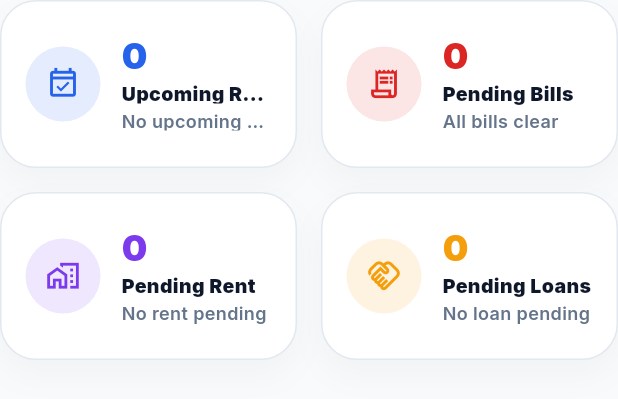
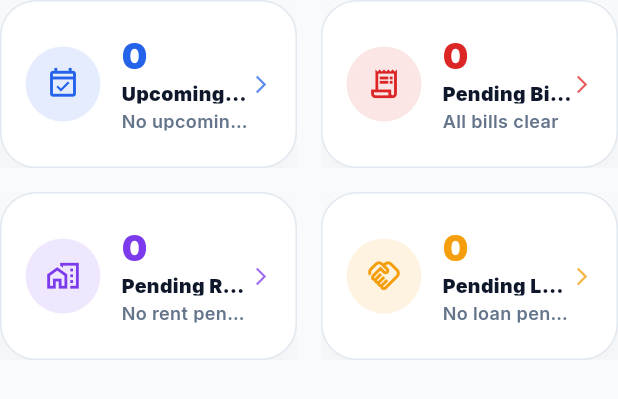
Before and after one commit to MSohail955/budget_home_portal, a Flutter app: the _ReminderBadgeGrid widget shown alone on an empty page, opened directly with empty values, on a phone screen of 412 x 824 dp. Shown: the top 399 px of the screen. Run offline on Flutter 3.47's test engine with Material 3 defaults, Android fonts, the phone set to English and light mode, and no system bars; our stand-ins replace fl_chart, flutter_secure_storage, go_router, google_fonts; missing offline and left inert: dart:html; accounts and stored records are empty.

Commit message:
feat(dashboard): make reminder badges clickable

```diff
--- a/lib/features/dashboard/presentation/dashboard_screen.dart
+++ b/lib/features/dashboard/presentation/dashboard_screen.dart
@@ -206,6 +206,7 @@ class DashboardScreen extends StatelessWidget {
                     pendingBills: pendingBillsCount,
                     pendingRent: pendingRentCount,
                     pendingLoans: pendingLoansCount,
+                    onOpenRecordSection: onOpenRecordSection,
                   ),
                   const SizedBox(height: 22),
                   GridView.count(
@@ -855,6 +856,7 @@ class _ReminderBadgeGrid extends StatelessWidget {
     required this.pendingBills,
     required this.pendingRent,
     required this.pendingLoans,
+    required this.onOpenRecordSection,
   });
 
   final bool isWide;
@@ -862,6 +864,7 @@ class _ReminderBadgeGrid extends StatelessWidget {
   final int pendingBills;
   final int pendingRent;
   final int pendingLoans;
+  final void Function(RecordSection section)? onOpenRecordSection;
 
   @override
   Widget build(BuildContext context) {
@@ -874,6 +877,13 @@ class _ReminderBadgeGrid extends StatelessWidget {
             : 'Due soon items',
         icon: Icons.event_available_outlined,
         color: const Color(0xFF2563EB),
+        onTap: () {
+          ScaffoldMessenger.of(context).showSnackBar(
+            const SnackBar(
+              content: Text('Upcoming reminders are shown below.'),
+            ),
+          );
+        },
       ),
       _ReminderBadgeCard(
         title: 'Pending Bills',
@@ -881,6 +891,7 @@ class _ReminderBadgeGrid extends StatelessWidget {
         subtitle: pendingBills == 0 ? 'All bills clear' : 'Bills unpaid',
         icon: Icons.receipt_long_outlined,
         color: const Color(0xFFDC2626),
+        onTap: () => onOpenRecordSection?.call(RecordSection.bills),
       ),
       _ReminderBadgeCard(
         title: 'Pending Rent',
@@ -888,6 +899,7 @@ class _ReminderBadgeGrid extends StatelessWidget {
         subtitle: pendingRent == 0 ? 'No rent pending' : 'Rent to collect',
         icon: Icons.home_work_outlined,
         color: const Color(0xFF7C3AED),
+        onTap: () => onOpenRecordSection?.call(RecordSection.rent),
       ),
       _ReminderBadgeCard(
         title: 'Pending Loans',
@@ -896,6 +908,7 @@ class _ReminderBadgeGrid extends StatelessWidget {
             pendingLoans == 0 ? 'No loan pending' : 'Loans need attention',
         icon: Icons.handshake_outlined,
         color: const Color(0xFFF59E0B),
+        onTap: () => onOpenRecordSection?.call(RecordSection.loans),
       ),
     ];
 
@@ -939,6 +952,7 @@ class _ReminderBadgeCard extends StatelessWidget {
     required this.subtitle,
     required this.icon,
     required this.color,
+    required this.onTap,
   });
 
   final String title;
@@ -946,19 +960,28 @@ class _ReminderBadgeCard extends StatelessWidget {
   final String subtitle;
   final IconData icon;
   final Color color;
+  final VoidCallback onTap;
 
   @override
   Widget build(BuildContext context) {
     final hasCount = count > 0;
 
-    return Container(
+    return Material(
+      color: Colors.transparent,
+      borderRadius: BorderRadius.circular(24),
+      child: InkWell(
+        borderRadius: BorderRadius.circular(24),
+        onTap: onTap,
+        child: Ink(
           height: 112,
           padding: const EdgeInsets.all(16),
           decoration: BoxDecoration(
             color: hasCount ? color.withOpacity(0.08) : Colors.white,
             borderRadius: BorderRadius.circular(24),
             border: Border.all(
-          color: hasCount ? color.withOpacity(0.20) : const Color(0xFFE2E8F0),
+              color: hasCount
+                  ? color.withOpacity(0.20)
+                  : const Color(0xFFE2E8F0),
             ),
             boxShadow: [
               BoxShadow(
@@ -1021,7 +1044,14 @@ class _ReminderBadgeCard extends StatelessWidget {
                   ],
                 ),
               ),
-        ],
+              Icon(
+                Icons.arrow_forward_ios,
+                size: 14,
+                color: color.withOpacity(0.75),
+              ),
+            ],
+          ),
+        ),
       ),
     );
   }
```
Lines whose indentation alone changed are shown as unchanged.
